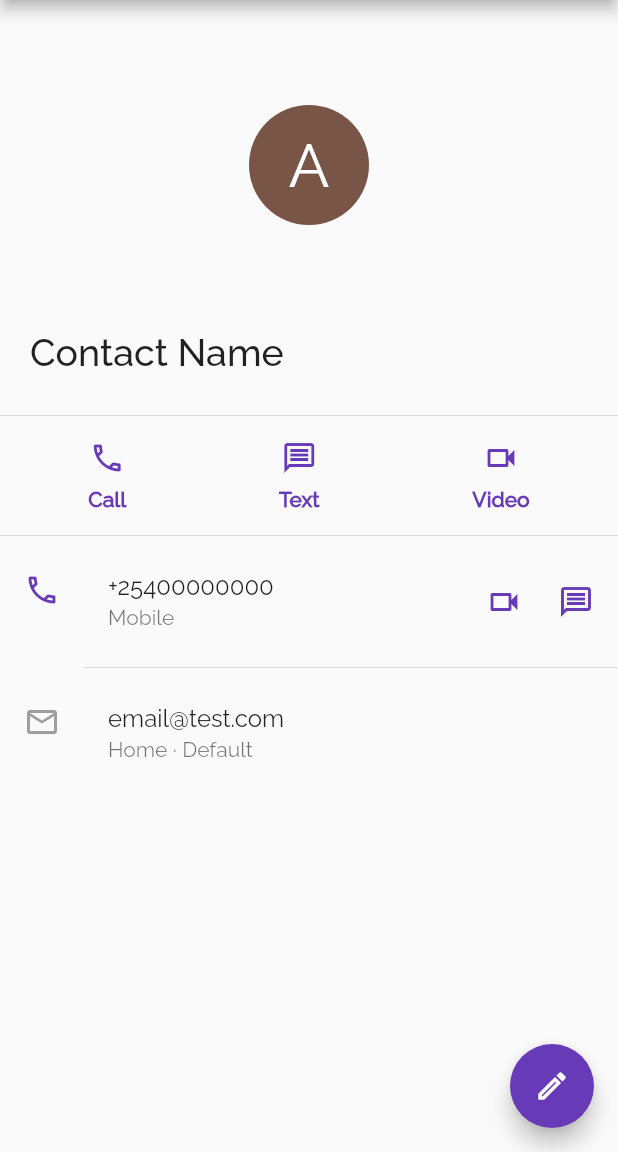
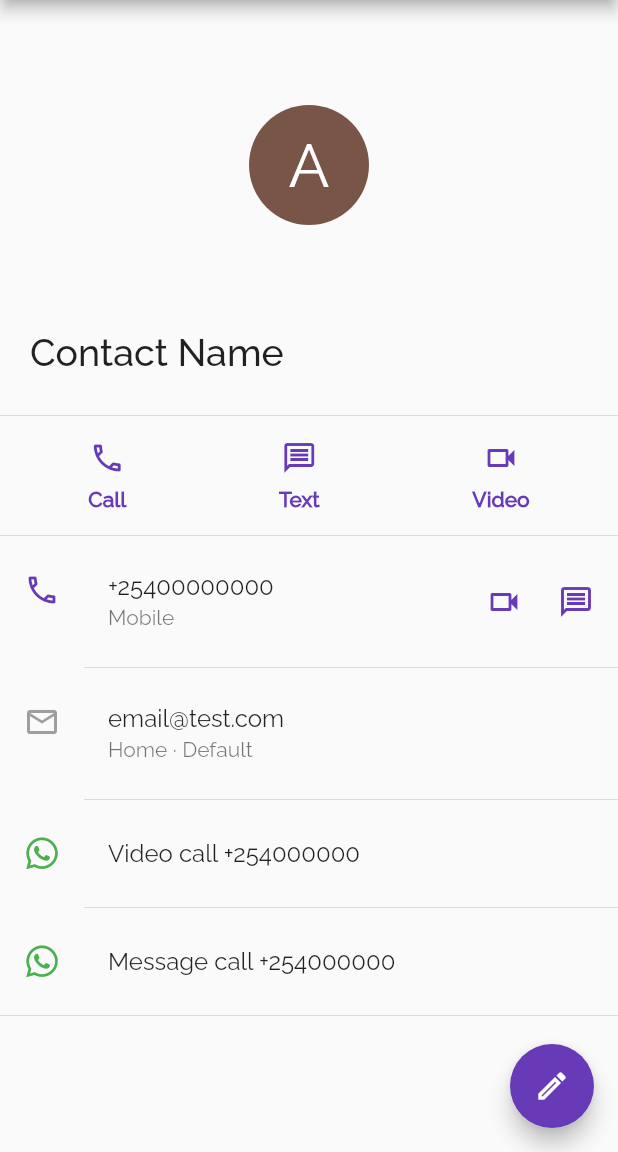
Before and after one commit to ChegeBryan/google-contacts-mock, a Flutter app: the Contact screen opened directly, on a phone screen of 412 x 824 dp, the part 84-1236 px from its top. Run offline on Flutter 3.47's test engine with Material 2 defaults, Android fonts, the phone set to English and light mode, and no system bars; missing offline and left inert: floating_search_bar.

Commit message:
Add whatsapp contact information

```diff
--- a/lib/contact.dart
+++ b/lib/contact.dart
@@ -1,6 +1,8 @@
 import 'dart:math';
 
 import 'package:flutter/material.dart';
+
+import 'presentation/custom_icons_icon.dart';
 
 class Contact extends StatelessWidget {
   @override
@@ -119,6 +121,27 @@ class ContactDetails extends StatelessWidget {
           title: Text('email@test.com'),
           subtitle: Text('Home · Default'),
         ),
+        Divider(
+          indent: 56.0,
+        ),
+        ListTile(
+          leading: Icon(
+            CustomIcons.whatsapp,
+            color: Colors.green,
+          ),
+          title: Text('Video call +254000000'),
+        ),
+        Divider(
+          indent: 56.0,
+        ),
+        ListTile(
+          leading: Icon(
+            CustomIcons.whatsapp,
+            color: Colors.green,
+          ),
+          title: Text('Message call +254000000'),
+        ),
+        Divider(),
       ],
     );
   }
```
